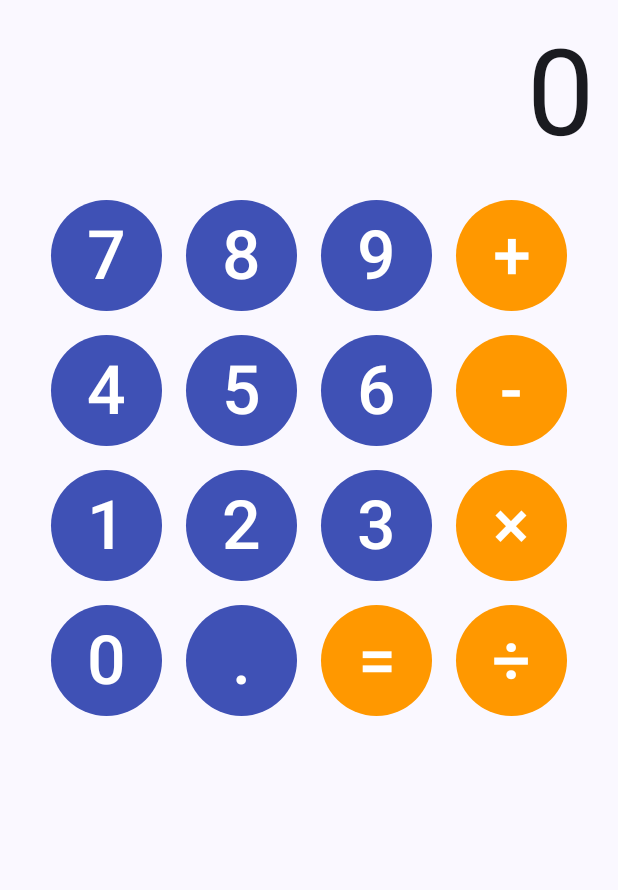
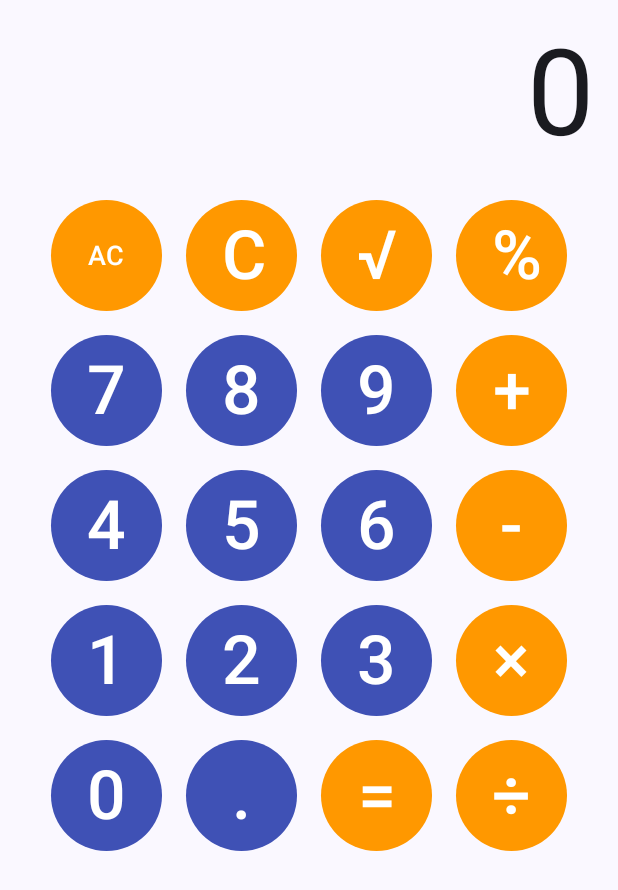
Before and after one commit to lgleto/EDJD-PJDM-2526, an Android app built with Jetpack Compose: the screen it shows after launch (MainActivity), on a phone screen of 412 x 824 dp. Shown: the top 890 px of the screen. Run offline under Robolectric (Android 15) with nearby library versions, the phone set to English and light mode, and no system bars.

```diff
--- a/Calculator/app/src/main/java/ipca/example/calculator/CalculatorButton.kt
+++ b/Calculator/app/src/main/java/ipca/example/calculator/CalculatorButton.kt
@@ -35,7 +35,8 @@ fun CalculatorButton(
         )
     ) {
         Text(text,
-            fontSize = TextUnit(45f, TextUnitType.Sp))
+            fontSize = TextUnit(
+                if(text.length == 1) 45f else 18f, TextUnitType.Sp))
     }
 }
 
@@ -45,6 +46,7 @@ fun CalculatorButton(
 fun CalculatorButtonPreview(){
     CalculatorTheme {
         CalculatorButton(
+            text = "AC",
             isOperator = false,
         )
     }
--- a/Calculator/app/src/main/java/ipca/example/calculator/CalculatorView.kt
+++ b/Calculator/app/src/main/java/ipca/example/calculator/CalculatorView.kt
@@ -47,14 +47,26 @@ fun CalculatorView(
         }else{
             textDisplay = num
         }
-
         userIsTypingNumbers = true
     }
 
     val onOperatorPressed : (String) -> Unit = { operator ->
-
         calculatorBrain.doOperation(textDisplay.toDouble())
         calculatorBrain.operator =  CalculatorBrain.Operation.parse(operator)
+
+        if (calculatorBrain.acumulator % 1.0 == 0.0){
+            textDisplay = calculatorBrain.acumulator.toInt().toString()
+        }else {
+            textDisplay = calculatorBrain.acumulator.toString()
+        }
+        userIsTypingNumbers = false
+    }
+
+    val onUnaryOperatorPressed : (String) -> Unit = { operator ->
+
+        calculatorBrain.operator =  CalculatorBrain.Operation.parse(operator)
+        calculatorBrain.doOperation(textDisplay.toDouble())
+
 
         if (calculatorBrain.acumulator % 1.0 == 0.0){
             textDisplay = calculatorBrain.acumulator.toInt().toString()
@@ -70,11 +82,29 @@ fun CalculatorView(
     ){
         Text(textDisplay,
             fontSize = TextUnit(80f, TextUnitType.Sp),
+            lineHeight = TextUnit(80f, TextUnitType.Sp),
             modifier = Modifier
                 .fillMaxWidth()
                 .padding(16.dp),
             textAlign = TextAlign.Right
         )
+        Row(
+            modifier = Modifier.fillMaxWidth(),
+            horizontalArrangement = Arrangement.Center
+        ) {
+            CalculatorButton("AC",
+                isOperator = true,
+                onClick = onUnaryOperatorPressed)
+            CalculatorButton("C",
+                isOperator = true,
+                onClick = { textDisplay = "0"})
+            CalculatorButton("√",
+                isOperator = true,
+                onClick = onUnaryOperatorPressed)
+            CalculatorButton("%",
+                isOperator = true,
+                onClick = onUnaryOperatorPressed)
+        }
         Row(
             modifier = Modifier.fillMaxWidth(),
             horizontalArrangement = Arrangement.Center
@@ -111,9 +141,6 @@ fun CalculatorView(
             CalculatorButton("=", isOperator = true, onClick = onOperatorPressed)
             CalculatorButton("÷", isOperator = true, onClick = onOperatorPressed)
         }
-
-
-
     }
 
 }
```
Also changed, not shown: Calculator/app/src/main/java/ipca/example/calculator/CalculatorBrain.kt (+17 -1 lines), LastNews/app/build.gradle.kts (+8 -0 lines), LastNews/app/src/main/java/ipca/example/lastnews/ArticleViewCell.kt (added, +58 -0 lines), LastNews/app/src/main/java/ipca/example/lastnews/ArticlesListView.kt (+61 -63 lines), LastNews/app/src/main/java/ipca/example/lastnews/ArticlesListViewModel.kt (added, +72 -0 lines).
